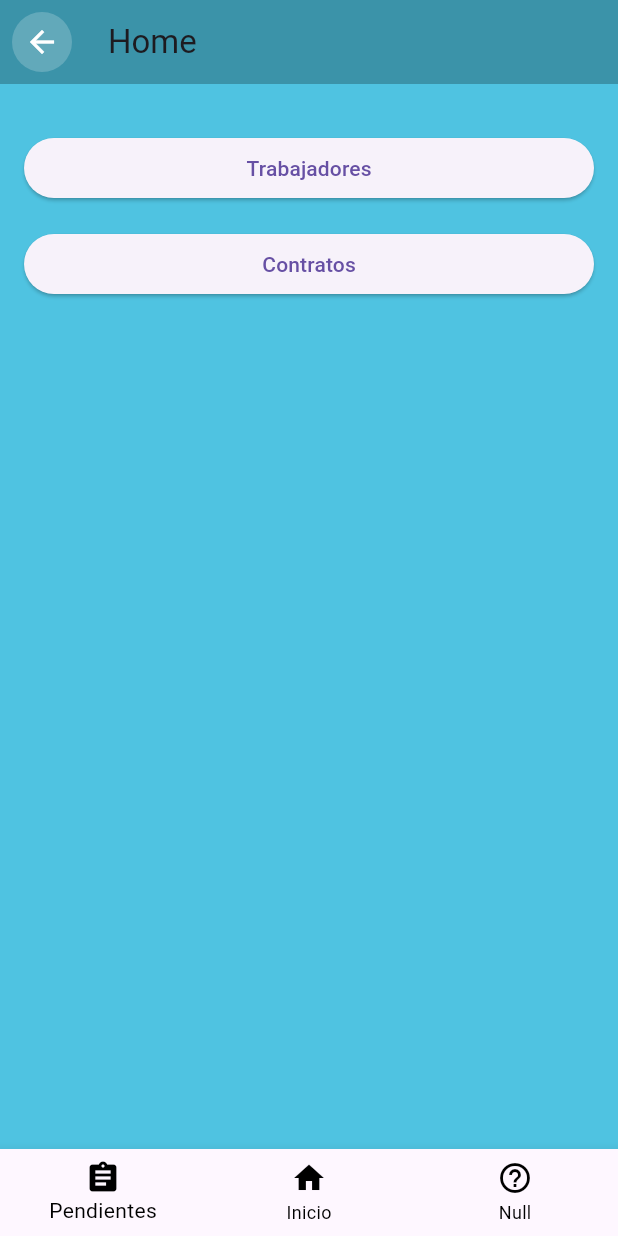
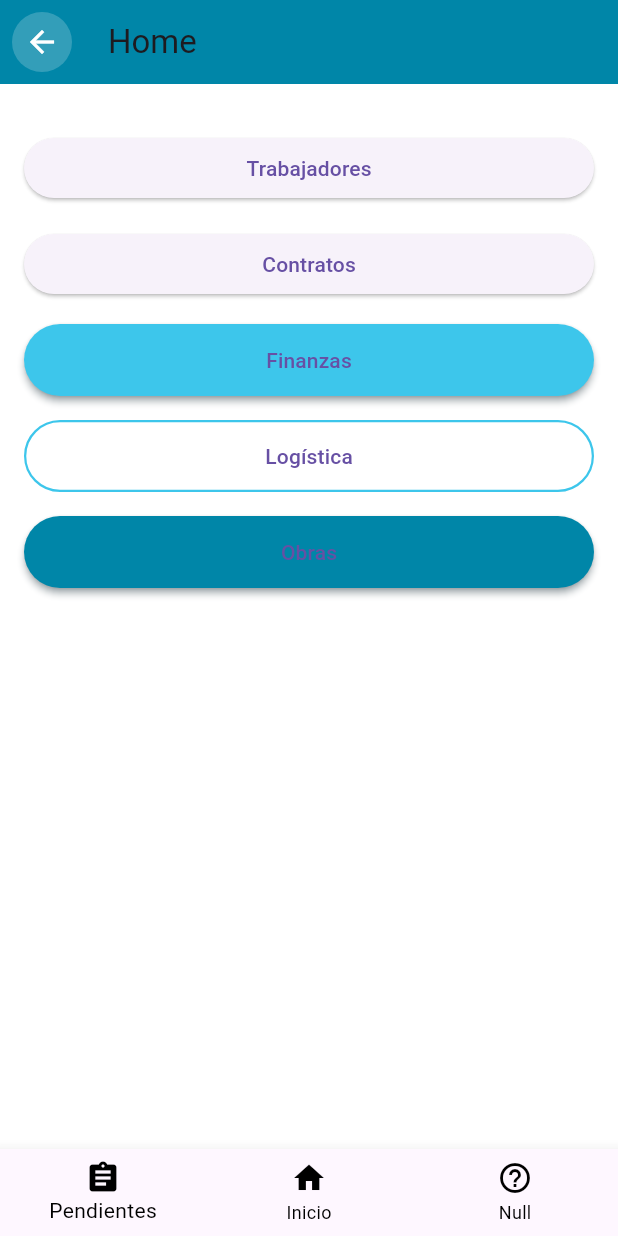
Before and after one commit to IngSoftware1-2025/sistema_acviis, a Flutter app: the screen it shows after launch, on a phone screen of 412 x 824 dp. Run offline on Flutter 3.47's test engine with Material 3 defaults, Android fonts, the phone set to English and light mode, and no system bars.

Commit message:
Añadido colores y botones reutilizables

```diff
--- /dev/null
+++ b/lib/ui/styles/app_colors.dart
@@ -0,0 +1,12 @@
+import 'package:flutter/material.dart';
+
+class AppColors {
+  static const Color primary = Color(0xFF3DC6EB);
+  static const Color primaryDark = Color(0xFF0086A8);
+  static const Color secondary = Color(0xFFF0F4F8);
+  static const Color background = Color(0xFFFFFFFF);
+  static const Color textPrimary = Color(0xFF2E3A59);
+  static const Color textSecondary = Color(0xFF6B7280);
+  static const Color error = Color(0xFFE63946);
+  static const Color success = Color(0xFF38A169);
+}
--- a/lib/ui/views/app_bar.dart
+++ b/lib/ui/views/app_bar.dart
@@ -1,5 +1,6 @@
 import 'package:flutter/material.dart';
 import 'package:sistema_acviis/constants/constants.dart';
+import 'package:sistema_acviis/ui/styles/app_colors.dart';
 
 class PersonalizedAppBar extends StatelessWidget implements PreferredSizeWidget {
   final String title;
@@ -17,7 +18,7 @@ class PersonalizedAppBar extends StatelessWidget implements PreferredSizeWidget
     final currentRoute = ModalRoute.of(context)?.settings.name ?? '';
     return AppBar(
       title: Text(title),
-      backgroundColor: colorAppBar,
+      backgroundColor: AppColors.primaryDark,
       leading: currentRoute == '/home_page'
           ? null
           : IconButton(
--- a/lib/ui/views/home_page.dart
+++ b/lib/ui/views/home_page.dart
@@ -1,7 +1,9 @@
 import 'package:flutter/material.dart';
 import 'package:sistema_acviis/constants/constants.dart';
+import 'package:sistema_acviis/ui/styles/app_colors.dart';
 import 'package:sistema_acviis/ui/views/app_bar.dart';
 import 'package:sistema_acviis/ui/views/bottom_navigation_bar.dart';
+import 'package:sistema_acviis/ui/widgets/buttons.dart';
 
 
 class HomePage extends StatefulWidget {
@@ -18,9 +20,9 @@ class _HomePageState extends State<HomePage> {
     return Scaffold(
       appBar: PersonalizedAppBar(title: 'Home'),
       body: Container(
-        color: Colors.white, // Color de fondo body
+        color: AppColors.background, // Color de fondo body
         child: Container(
-          color: colorAcviis,
+          color: AppColors.background,
           child: Padding(
             padding: EdgeInsets.all(normalPadding),
             child: Column( // Aqui iran todas las vistas iniciales por categoria (trabajador, contrato, etc)
@@ -43,7 +45,22 @@ class _HomePageState extends State<HomePage> {
                     Navigator.pushReplacementNamed(context, '/home_page/contratos_view');
                   },
                   child: Center(child: Text('Contratos')),
-                )
+                ),
+                SizedBox(height: normalPadding,), // Un espacio
+
+                PrimaryButton(
+                  onPressed: () {},
+                  text: "Finanzas",),
+                SizedBox(height: normalPadding,), // Un espacio
+
+                BorderButton(
+                  onPressed: () {},
+                  text: "Logística",),
+                SizedBox(height: normalPadding,), // Un espacio
+
+                SecondaryButton(
+                  onPressed: () {},
+                  text: "Obras",)
               ]
             ),
           )
--- a/lib/ui/widgets/buttons.dart
+++ b/lib/ui/widgets/buttons.dart
@@ -0,0 +1,137 @@
+import 'package:flutter/material.dart';
+import 'package:sistema_acviis/ui/styles/app_colors.dart';
+
+class PrimaryButton extends StatelessWidget {
+  final String text;
+  final VoidCallback onPressed;
+  final Size? size;
+
+  const PrimaryButton({required this.text, required this.onPressed, this.size, super.key});
+
+  @override
+  Widget build(BuildContext context) {
+    return SizedBox(
+      width: size?.width ?? double.infinity,
+      height: size?.height ?? 48,
+      child: ElevatedButton(
+                style: ButtonStyle(
+                  backgroundColor: WidgetStateProperty.resolveWith((states) {
+                    if (states.contains(WidgetState.pressed)) return AppColors.primaryDark;
+                    if (states.contains(WidgetState.hovered)) return AppColors.primary.withValues(alpha: 25);
+                    return AppColors.primary;
+                  }),
+                  elevation: WidgetStateProperty.resolveWith<double>((states) {
+                    if (states.contains(WidgetState.hovered)) return 6;
+                    return 2;
+                  }),
+                  shadowColor: WidgetStateProperty.all(Colors.blueGrey),
+                ),
+                onPressed: onPressed,
+                child: Text(text),
+              ),
+    );
+  }
+}
+
+
+class SecondaryButton extends StatelessWidget {
+  final String text;
+  final VoidCallback onPressed;
+  final Size? size;
+
+  const SecondaryButton({required this.text, required this.onPressed, this.size, super.key});
+
+  @override
+  Widget build(BuildContext context) {
+    return SizedBox(
+      width: size?.width ?? double.infinity,
+      height: size?.height ?? 48,
+      child: ElevatedButton(
+                style: ButtonStyle(
+                  backgroundColor: WidgetStateProperty.resolveWith((states) {
+                    if (states.contains(WidgetState.pressed)) return AppColors.primary;
+                    return AppColors.primaryDark;
+                  }),
+                  elevation: WidgetStateProperty.resolveWith<double>((states) {
+                    if (states.contains(WidgetState.hovered)) return 6;
+                    return 2;
+                  }),
+                  shadowColor: WidgetStateProperty.all(Colors.blueGrey),
+                ),
+                onPressed: onPressed,
+                child: Text(text),
+              ),
+    );
+  }
+}
+
+
+class BorderButton extends StatelessWidget {
+  final String text;
+  final VoidCallback onPressed;
+  final Size? size;
+
+  const BorderButton({required this.text, required this.onPressed, this.size, super.key});
+
+  @override
+  Widget build(BuildContext context) {
+    return SizedBox(
+      width: size?.width ?? double.infinity,
+      height: size?.height ?? 48,
+      child: OutlinedButton(
+              onPressed: onPressed,
+              style: ButtonStyle(
+                side: WidgetStateProperty.resolveWith<BorderSide>((states) {
+                  if (states.contains(WidgetState.pressed)) return BorderSide(color: AppColors.primaryDark, width: 3);
+                  if (states.contains(WidgetState.hovered)) return const BorderSide(color: AppColors.primaryDark, width: 2);
+                  return const BorderSide(color: AppColors.primary, width: 1.5);
+                }),
+                backgroundColor: WidgetStateProperty.resolveWith((states) {
+                  if (states.contains(WidgetState.hovered)) return AppColors.secondary;
+                  return AppColors.background;
+                }),
+                overlayColor: WidgetStateProperty.all(Colors.transparent),
+                shape: WidgetStateProperty.resolveWith<OutlinedBorder>((states) {
+                  if (states.contains(WidgetState.pressed)) return RoundedRectangleBorder(borderRadius: BorderRadius.circular(18.5));
+                  return RoundedRectangleBorder(borderRadius: BorderRadius.circular(25)); // usa el borde por defecto
+                }),
+              ),
+              child: Text(text),
+            ),
+    );
+  }
+}
+
+
+class BorderButtonBlue extends StatelessWidget {
+  final String text;
+  final VoidCallback onPressed;
+  final Size? size;
+
+  const BorderButtonBlue({required this.text, required this.onPressed, this.size, super.key});
+
+  @override
+  Widget build(BuildContext context) {
+    return SizedBox(
+      width: size?.width ?? double.infinity,
+      height: size?.height ?? 48,
+      child: OutlinedButton(
+              onPressed: onPressed,
+              style: ButtonStyle(
+                side: WidgetStateProperty.resolveWith<BorderSide>((states) {
+                  if (states.contains(WidgetState.pressed)) return BorderSide(color: AppColors.background, width: 3);
+                  if (states.contains(WidgetState.hovered)) return BorderSide(color: AppColors.background, width: 2);
+                  return const BorderSide(color: AppColors.background, width: 1.5);
+                }),
+                backgroundColor: WidgetStateProperty.all(AppColors.primaryDark),
+                overlayColor: WidgetStateProperty.all(Colors.transparent),
+                shape: WidgetStateProperty.resolveWith<OutlinedBorder>((states) {
+                  if (states.contains(WidgetState.pressed)) return RoundedRectangleBorder(borderRadius: BorderRadius.circular(18.5));
+                  return RoundedRectangleBorder(borderRadius: BorderRadius.circular(25)); // usa el borde por defecto
+                }),
+              ),
+              child: Text(text),
+            ),
+    );
+  }
+}
```
Also changed, not shown: pubspec.lock.
